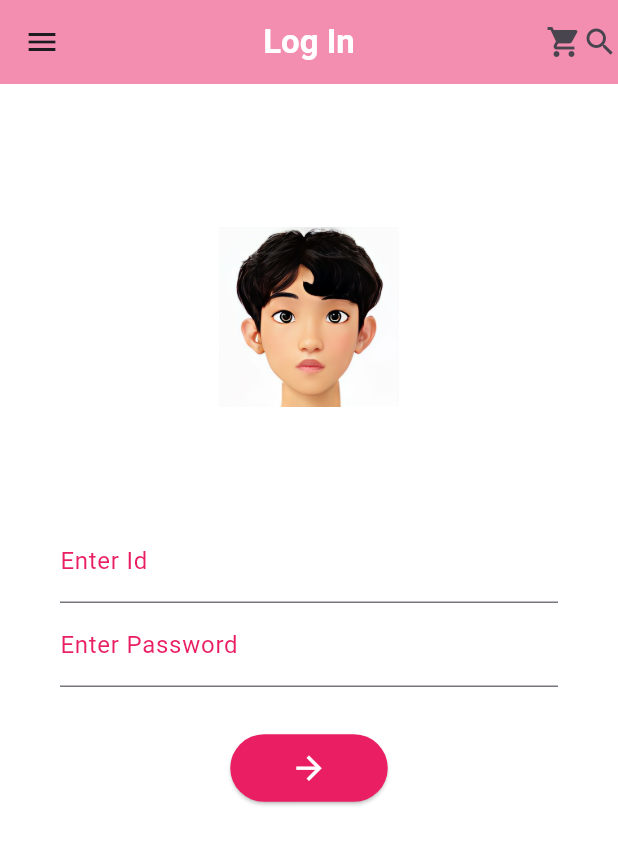
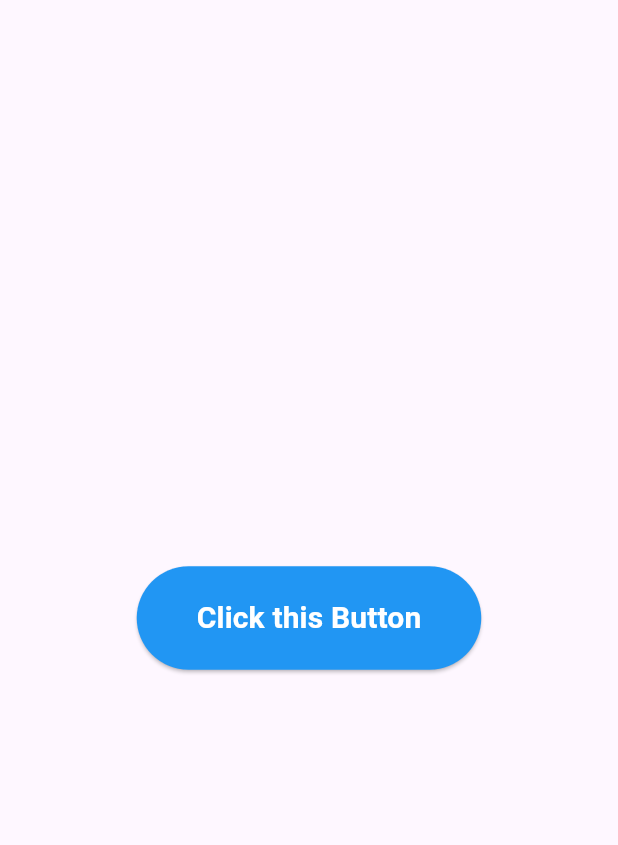
Before and after one commit to tnqkr3494/flutter-webtoon, a Flutter app: the screen it shows after launch, on a phone screen of 412 x 824 dp. Shown: the top 845 px of the screen. Run offline on Flutter 3.47's test engine with Material 3 defaults, Android fonts, the phone set to English and light mode, and no system bars; our stand-ins replace geolocator.

Commit message:
21. Weatcher App

```diff
--- a/lib/main.dart
+++ b/lib/main.dart
@@ -1,6 +1,5 @@
 import 'package:flutter/material.dart';
-import 'package:toonflix/screens/first_screen.dart';
-import 'package:toonflix/screens/home_screen.dart';
+import 'package:toonflix/screens/Loading.dart';
 
 void main() => runApp(const MyApp());
 
@@ -9,43 +8,9 @@ class MyApp extends StatelessWidget {
 
   @override
   Widget build(BuildContext context) {
-    return MaterialApp(
-      initialRoute: "/",
-      routes: {
-        "/": (context) => const Home(),
-        "/first": (context) => const FirstScreen(),
-      },
+    return const MaterialApp(
+      title: "Weather App",
+      home: Loading(),
     );
   }
 }
-
-class RoutingButton extends StatelessWidget {
-  const RoutingButton({
-    super.key,
-  });
-
-  @override
-  Widget build(BuildContext context) {
-    return Center(
-      child: Column(
-        mainAxisAlignment: MainAxisAlignment.center,
-        children: [
-          TextButton(
-            onPressed: () {
-              Navigator.pushNamed(context, "/first");
-            },
-            style: TextButton.styleFrom(
-              backgroundColor: Colors.pink.withOpacity(0.5),
-            ),
-            child: const Text(
-              "Go to another page",
-              style: TextStyle(
-                color: Colors.white,
-              ),
-            ),
-          ),
-        ],
-      ),
-    );
-  }
-}
--- a/lib/screens/home_screen.dart
+++ /dev/null
@@ -1,114 +0,0 @@
-import 'package:flutter/material.dart';
-import 'package:toonflix/screens/dice_screen.dart';
-import 'package:toonflix/widgets/UserDrawer.dart';
-
-class Home extends StatefulWidget {
-  const Home({
-    super.key,
-  });
-
-  @override
-  State<Home> createState() => _HomeState();
-}
-
-class _HomeState extends State<Home> {
-  @override
-  Widget build(BuildContext context) {
-    return Scaffold(
-      backgroundColor: Colors.white,
-      appBar: AppBar(
-        backgroundColor: Colors.pink.withOpacity(0.5),
-        centerTitle: true,
-        title: const Text(
-          "Log In",
-          style: TextStyle(
-            color: Colors.white,
-            fontWeight: FontWeight.w600,
-          ),
-        ),
-        actions: const [
-          Icon(Icons.shopping_cart),
-          Icon(Icons.search),
-        ],
-      ),
-      drawer: const UserDrawer(),
-      body: GestureDetector(
-        onTap: () {
-          FocusScope.of(context).unfocus();
-        },
-        child: SingleChildScrollView(
-          child: Column(
-            children: [
-              const SizedBox(
-                height: 80,
-              ),
-              const Center(
-                child: Image(
-                  width: 120,
-                  height: 150,
-                  image: AssetImage("assets/kang.png"),
-                ),
-              ),
-              const SizedBox(
-                height: 60,
-              ),
-              Padding(
-                padding: const EdgeInsets.symmetric(horizontal: 40),
-                child: Form(
-                  child: Theme(
-                    data: ThemeData(
-                      inputDecorationTheme: InputDecorationTheme(
-                          labelStyle: const TextStyle(
-                            color: Colors.pink,
-                          ),
-                          focusedBorder: UnderlineInputBorder(
-                              borderSide: BorderSide(
-                            color: Colors.pink.withOpacity(0.5),
-                          ))),
-                    ),
-                    child: Column(
-                      children: [
-                        const TextField(
-                          decoration: InputDecoration(labelText: "Enter Id"),
-                          keyboardType: TextInputType.emailAddress,
-                        ),
-                        const TextField(
-                          decoration:
-                              InputDecoration(labelText: "Enter Password"),
-                          keyboardType: TextInputType.text,
-                          obscureText: true,
-                        ),
-                        const SizedBox(
-                          height: 30,
-                        ),
-                        ElevatedButton(
-                          style: ElevatedButton.styleFrom(
-                            backgroundColor: Colors.pink,
-                            padding: const EdgeInsets.symmetric(
-                                vertical: 10, horizontal: 40),
-                          ),
-                          onPressed: () {
-                            Navigator.push(
-                                context,
-                                MaterialPageRoute(
-                                  builder: (context) => const DiceScreen(),
-                                ));
-                          },
-                          child: const Icon(
-                            Icons.arrow_forward,
-                            color: Colors.white,
-                            size: 25,
-                          ),
-                        ),
-                      ],
-                    ),
-                  ),
-                ),
-              ),
-            ],
-          ),
-        ),
-      ),
-    );
-  }
-}
--- /dev/null
+++ b/lib/screens/loading.dart
@@ -0,0 +1,46 @@
+import 'package:flutter/material.dart';
+import 'package:geolocator/geolocator.dart';
+
+class Loading extends StatefulWidget {
+  const Loading({super.key});
+
+  @override
+  State<Loading> createState() => _LoadingState();
+}
+
+class _LoadingState extends State<Loading> {
+  void getLocation() async {
+    LocationPermission permission = await Geolocator.requestPermission();
+    Position position = await Geolocator.getCurrentPosition(
+        desiredAccuracy: LocationAccuracy.high);
+    print(position);
+  }
+
+  @override
+  Widget build(BuildContext context) {
+    return Scaffold(
+      body: Center(
+        child: ElevatedButton(
+          style: ElevatedButton.styleFrom(
+            backgroundColor: Colors.blue,
+            padding: const EdgeInsets.symmetric(
+              vertical: 20,
+              horizontal: 40,
+            ),
+          ),
+          onPressed: () {
+            getLocation();
+          },
+          child: const Text(
+            "Click this Button",
+            style: TextStyle(
+              fontWeight: FontWeight.w600,
+              fontSize: 20,
+              color: Colors.white,
+            ),
+          ),
+        ),
+      ),
+    );
+  }
+}
--- a/pubspec.yaml
+++ b/pubspec.yaml
@@ -38,6 +38,7 @@ dependencies:
   url_launcher: ^6.3.0
   shared_preferences: ^2.3.1
   fluttertoast: ^8.2.5
+  geolocator: ^12.0.0
 
 dev_dependencies:
   flutter_test:
```
Also changed, not shown: lib/screens/dice_screen.dart (deleted, +0 -88 lines), lib/screens/first_screen.dart (deleted, +0 -15 lines), lib/widgets/UserDrawer.dart (deleted, +0 -50 lines), assets/dice1.png (deleted), assets/dice2.png (deleted), assets/dice3.png (deleted), assets/dice4.png (deleted), assets/dice5.png (deleted), assets/dice6.png (deleted), assets/kang.png (deleted), pubspec.lock, 6 other files.
